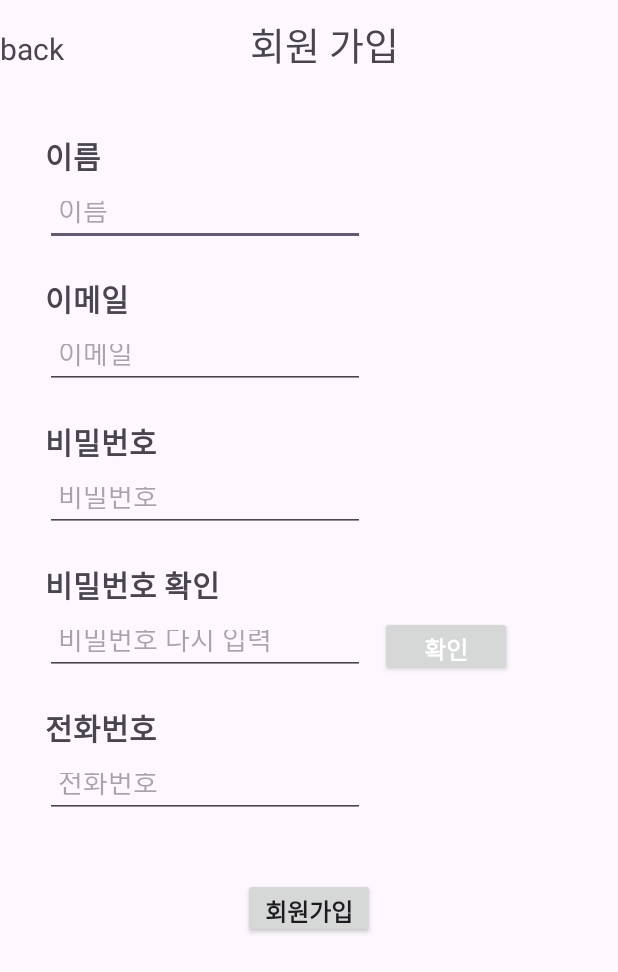
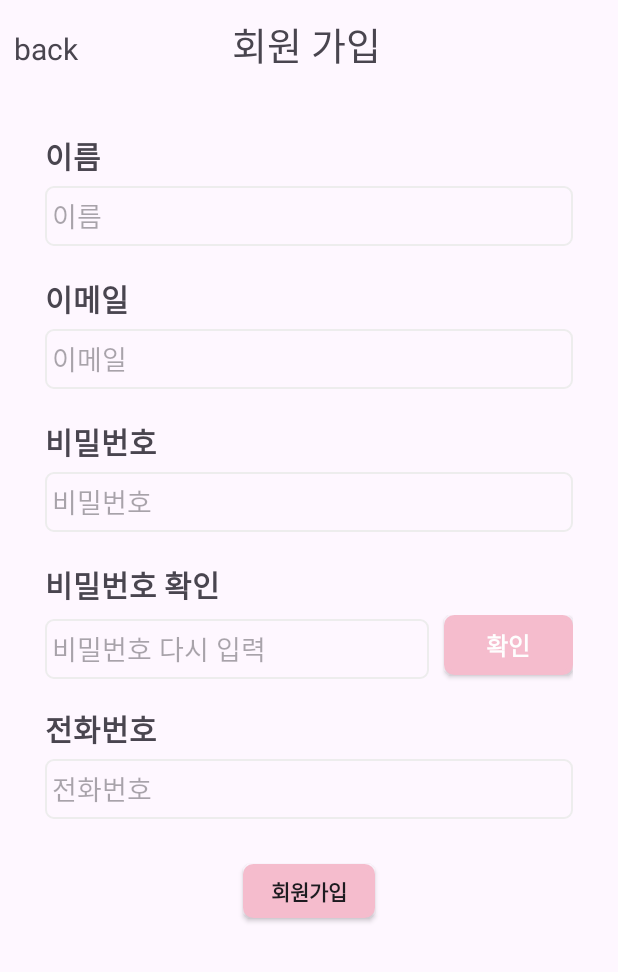
Before and after one commit to jiyoonnnnn/Project_Cake-it, an Android app: the activity_signup screen opened directly, with no data from a screen before it, on a phone screen of 412 x 824 dp. Shown: the top 972 px of the screen. Run offline under Robolectric (Android 15) with nearby library versions, the phone set to English and light mode, and no system bars.

Commit message:
디자인수정

```diff
--- a/app/src/main/java/com/example/jy_cake_it2/JY/LoginApiService.java
+++ b/app/src/main/java/com/example/jy_cake_it2/JY/LoginApiService.java
@@ -13,8 +13,8 @@ import retrofit2.http.GET;
 import retrofit2.http.POST;
 
 public interface LoginApiService {
-//    @GET("shop")
-//    Call<List<Login>> getShops();
+    @GET("api/shop/list")
+    Call<List<Login>> getShops();
     @POST("api/user/create") // POST 요청
     Call<ApiResponse> createAccount(@Body UserAccount user);
     @FormUrlEncoded
--- a/app/src/main/java/com/example/jy_cake_it2/JY/activity_signup.java
+++ b/app/src/main/java/com/example/jy_cake_it2/JY/activity_signup.java
@@ -126,7 +126,15 @@ public class activity_signup extends AppCompatActivity {
                 });
             }
         });
-
+        TextView btn1;
+        btn1 = findViewById(R.id.back);
+        btn1.setOnClickListener(new View.OnClickListener() {
+            @Override
+            public void onClick(View v) {
+                Intent intent = new Intent(activity_signup.this, Login_main.class);
+                startActivity(intent);
+            }
+        });
 
 
 
--- /dev/null
+++ b/app/src/main/res/drawable/buttonshape.xml
@@ -0,0 +1,13 @@
+<?xml version="1.0" encoding="utf-8"?>
+<shape xmlns:android="http://schemas.android.com/apk/res/android" android:shape="rectangle">
+    <corners
+        android:radius="5dp"
+        />
+    <solid
+        android:color="@color/light_pink"
+        />
+    <stroke
+        android:width="3dp"
+        android:color="@color/light_pink"
+        />
+</shape>
--- /dev/null
+++ b/app/src/main/res/drawable/loginformshape.xml
@@ -0,0 +1,10 @@
+<?xml version="1.0" encoding="utf-8"?>
+<shape xmlns:android="http://schemas.android.com/apk/res/android">
+    <corners
+        android:radius="5dp"
+        />
+    <stroke
+        android:width="1.5dp"
+        android:color="@color/light_gray"
+        />
+</shape>
--- a/app/src/main/res/layout/activity_browse.xml
+++ b/app/src/main/res/layout/activity_browse.xml
@@ -10,6 +10,7 @@
         android:layout_width="match_parent"
         android:layout_height="match_parent">
         <TextView
+            android:id="@+id/browse"
             android:layout_width="match_parent"
             android:layout_height="wrap_content"
             android:layout_marginBottom="5dp"
--- a/app/src/main/res/layout/activity_signup.xml
+++ b/app/src/main/res/layout/activity_signup.xml
@@ -22,8 +22,8 @@
                 android:id="@+id/back"
                 android:layout_width="wrap_content"
                 android:layout_height="wrap_content"
-                android:layout_weight="1.7"
-                android:text="back"
+                android:layout_weight="1.3"
+                android:text="  back"
                 android:textSize="20dp" />
 
             <TextView
@@ -60,11 +60,12 @@
 
                 <EditText
                     android:id="@+id/signName"
-                    android:layout_width="wrap_content"
+                    android:layout_marginBottom="20dp"
+                    android:layout_width="match_parent"
                     android:layout_height="40dp"
-                    android:layout_marginBottom="20dp"
-                    android:ems="10"
+                    android:layout_gravity="center"
                     android:hint=" 이름"
+                    android:background="@drawable/loginformshape"
                     android:inputType="textPersonName"
                     android:text="" />
 
@@ -79,10 +80,11 @@
 
                 <EditText
                     android:id="@+id/signmail"
-                    android:layout_width="wrap_content"
+                    android:layout_marginBottom="20dp"
+                    android:layout_width="match_parent"
                     android:layout_height="40dp"
-                    android:layout_marginBottom="20dp"
-                    android:ems="10"
+                    android:layout_gravity="center"
+                    android:background="@drawable/loginformshape"
                     android:hint=" 이메일"
                     android:inputType="textPersonName"
                     android:text="" />
@@ -99,10 +101,11 @@
 
                 <EditText
                     android:id="@+id/signPW"
-                    android:layout_width="wrap_content"
+                    android:layout_marginBottom="20dp"
+                    android:layout_width="match_parent"
                     android:layout_height="40dp"
-                    android:layout_marginBottom="20dp"
-                    android:ems="10"
+                    android:layout_gravity="center"
+                    android:background="@drawable/loginformshape"
                     android:hint=" 비밀번호"
                     android:inputType="textPassword"
                     android:text="" />
@@ -118,15 +121,17 @@
 
                 <LinearLayout
                     android:layout_width="match_parent"
-                    android:layout_height="wrap_content"
-                    android:orientation="horizontal">
+                    android:layout_height="45dp"
+                    android:orientation="horizontal"
+                    android:layout_marginBottom="15dp">
 
                     <EditText
                         android:id="@+id/signPW2"
                         android:layout_width="wrap_content"
                         android:layout_height="40dp"
-                        android:layout_marginBottom="20dp"
-                        android:ems="10"
+                        android:layout_gravity="center"
+                        android:background="@drawable/loginformshape"
+                        android:ems="12"
                         android:hint=" 비밀번호 다시 입력"
                         android:inputType="textPassword"
                         android:text="" />
@@ -136,6 +141,7 @@
                         android:layout_width="wrap_content"
                         android:layout_height="40dp"
                         android:layout_marginLeft="10dp"
+                        android:background="@drawable/buttonshape"
                         android:text="확인"
                         android:textColor="@color/white"
                         android:textSize="16sp"
@@ -154,10 +160,11 @@
 
                 <EditText
                     android:id="@+id/signID"
-                    android:layout_width="wrap_content"
+                    android:layout_width="match_parent"
                     android:layout_height="40dp"
+                    android:layout_gravity="center"
+                    android:background="@drawable/loginformshape"
                     android:layout_marginBottom="20dp"
-                    android:ems="10"
                     android:hint=" 전화번호"
                     android:inputType="textPersonName"
                     android:text="" />
@@ -165,11 +172,13 @@
                 <androidx.appcompat.widget.AppCompatButton
                     android:id="@+id/signupbutton"
                     android:layout_width="wrap_content"
-                    android:layout_height="40dp"
-                    android:layout_marginTop="20dp"
+                    android:layout_height="36dp"
+                    android:layout_marginTop="10dp"
+                    android:layout_marginBottom="20dp"
                     android:layout_gravity="center"
+                    android:background="@drawable/buttonshape"
                     android:text="회원가입"
-                    android:textSize="16sp"
+                    android:textSize="14sp"
                     android:textStyle="bold" />
 
             </LinearLayout>
--- a/app/src/main/res/values/colors.xml
+++ b/app/src/main/res/values/colors.xml
@@ -1,7 +1,9 @@
 <?xml version="1.0" encoding="utf-8"?>
 <resources>
     <color name="black">#FF000000</color>
-    <color name="white">#FFFFFFFF</color>
+    <color name="white">#FEFEFE</color>
+    <color name="light_gray">#EDEDED</color>
+    <color name="light_pink">#F5BCCD</color>
     <color name="light_blue_600">#FF039BE5</color>
     <color name="light_blue_900">#FF01579B</color>
     <color name="light_blue_A200">#FF40C4FF</color>
```
Also changed, not shown: app/src/main/java/com/example/jy_cake_it2/JY/activity_browse.java (+38 -0 lines), app/src/main/res/drawable/signbuttonshape.xml (added, +10 -0 lines), app/src/main/res/layout/activity_main.xml (+26 -17 lines), app/src/main/res/drawable/cakeit_logo.png (added).
